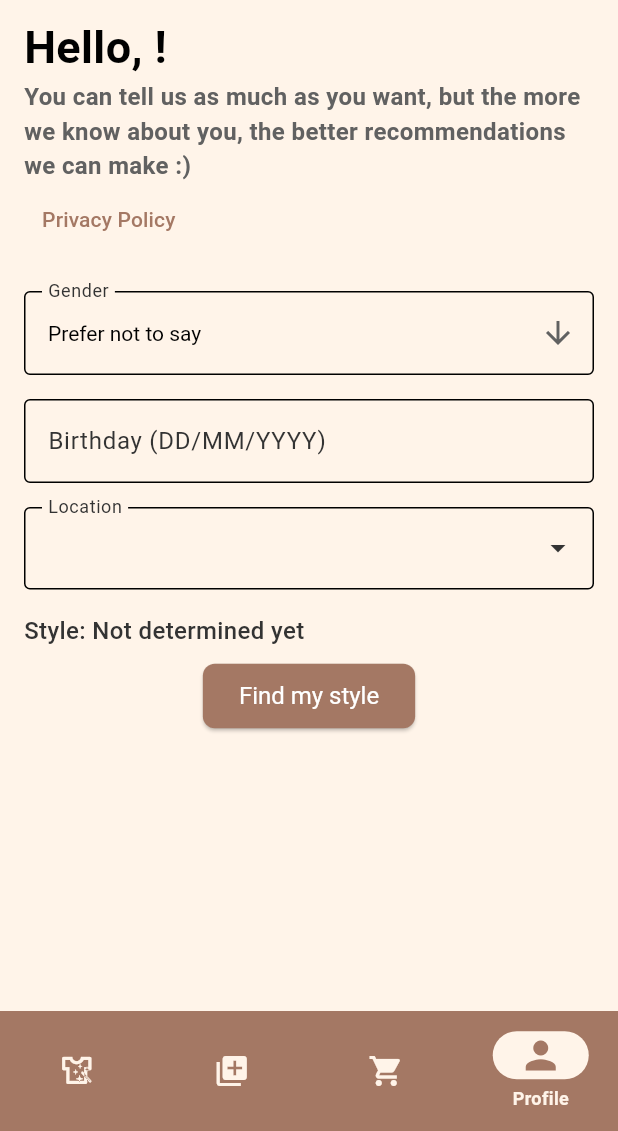
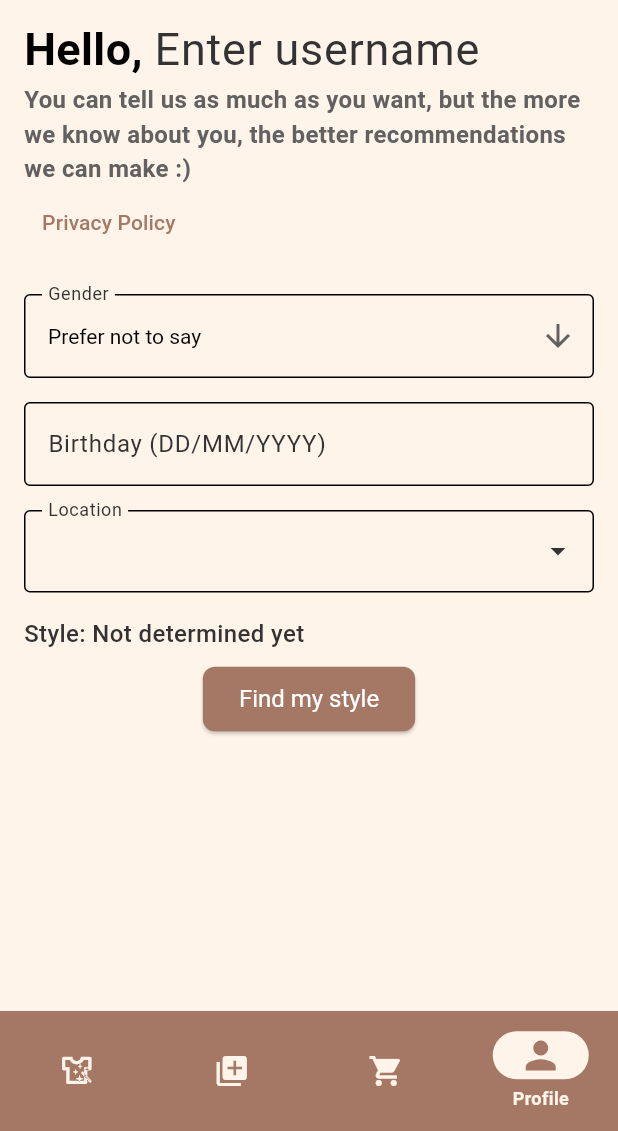
Before and after one commit to chienshyong/kagame_app, a Flutter app: the ProfilePage screen opened by its route, after a tap on the "edit" icon, on a phone screen of 412 x 824 dp, the part 105-1236 px from its top. Run offline on Flutter 3.47's test engine with Material 3 defaults, Android fonts, the phone set to English and light mode, and no system bars; drawn by our look-alikes of dropdown_search; our stand-ins replace cached_network_image, event_bus, firebase_auth, firebase_core, flutter_cache_manager, flutter_secure_storage and 6 more; missing offline and left inert: flutter_client_sse, material_tag_editor; accounts and stored records are empty; network calls fail; project files that could hold a hidden picture were left out.

Commit message:
Edit display name

```diff
--- a/lib/profile/profile.dart
+++ b/lib/profile/profile.dart
@@ -23,6 +23,7 @@ class _ProfilePageState extends State<ProfilePage> {
   final AuthService authService = AuthService();
 
   // Controllers
+  final TextEditingController _usernameController = TextEditingController();
   final TextEditingController _ageController = TextEditingController();
   final TextEditingController _genderController = TextEditingController();
   final TextEditingController _birthdayController = TextEditingController();
@@ -64,6 +65,7 @@ class _ProfilePageState extends State<ProfilePage> {
   void initState() {
     super.initState();
     _isEditing = widget.initialEditing;
+    initUsername();
     getProfileData();
     loadCountriesFile();
   }
@@ -87,6 +89,12 @@ class _ProfilePageState extends State<ProfilePage> {
     _clothingDislikesFocusNode.dispose();
 
     super.dispose();
+  }
+
+  //Init username
+  Future<void> initUsername() async {
+    final username = await authService.getUsername();
+    _usernameController.text = username ?? '';
   }
 
   // Fetch profile data
@@ -118,6 +126,8 @@ class _ProfilePageState extends State<ProfilePage> {
 
   // Update profile data
   Future<void> updateProfileData() async {
+    await authService.setUsername(_usernameController.text);
+
     final String baseUrl = authService.baseUrl;
     final token = await authService.getToken();
 
@@ -439,24 +449,43 @@ class _ProfilePageState extends State<ProfilePage> {
             child: Padding(
             padding: const EdgeInsets.symmetric(horizontal: 16.0),
             child: SingleChildScrollView(
-              physics: const AlwaysScrollableScrollPhysics(),
+              physics: _isEditing
+                ? const NeverScrollableScrollPhysics()
+                : const AlwaysScrollableScrollPhysics(),
               child: Column(
                 crossAxisAlignment: CrossAxisAlignment.start,
                 children: [
-                  FutureBuilder<String?>(
-                    future: authService.getUsername(),
-                    builder: (context, snapshot) {
-                      if (snapshot.connectionState == ConnectionState.waiting) {
-                        return const CircularProgressIndicator();
-                      } else if (snapshot.hasError || !snapshot.hasData || snapshot.data == null) {
-                        return const Text('No user found.');
-                      } else {
-                        return Text(
-                          'Hello, ${snapshot.data}!',
-                          style: const TextStyle(fontSize: 30.0, color: Colors.black),
-                        );
-                      }
-                    },
+                  Row(
+                    crossAxisAlignment: CrossAxisAlignment.center,
+                    children: [
+                      const Text(
+                        'Hello, ',
+                        style: TextStyle(fontSize: 30.0, color: Colors.black, fontWeight: FontWeight.bold),
+                      ),
+                      Expanded(
+                        child: _isEditing
+                          ? TextField(
+                              controller: _usernameController,
+                              style: const TextStyle(
+                                fontSize: 30.0,
+                                color: Colors.black,
+                              ),
+                              decoration: const InputDecoration(
+                                isCollapsed: true,
+                                border: InputBorder.none,
+                                hintText: 'Enter username',
+                              ),
+                              keyboardType: TextInputType.text,
+                              autofocus: false,
+                            )
+                          : Text(
+                              _usernameController.text.isNotEmpty
+                                  ? _usernameController.text
+                                  : 'No user found.',
+                              style: const TextStyle(fontSize: 30.0, color: Colors.black),
+                            ),
+                      ),
+                    ],
                   ),
                   Text(
                     "You can tell us as much as you want, but the more we know about you, the better recommendations we can make :)",
--- a/lib/services/auth_service.dart
+++ b/lib/services/auth_service.dart
@@ -71,6 +71,10 @@ Future<void> login(String username, String password) async {
 
   Future<String?> getUsername() async {
     return await storage.read(key: 'username');
+  }
+
+  Future<void> setUsername(String newUsername) async {
+    return await storage.write(key: 'username', value: newUsername);
   }
 
   Future<void> logout() async {
```
